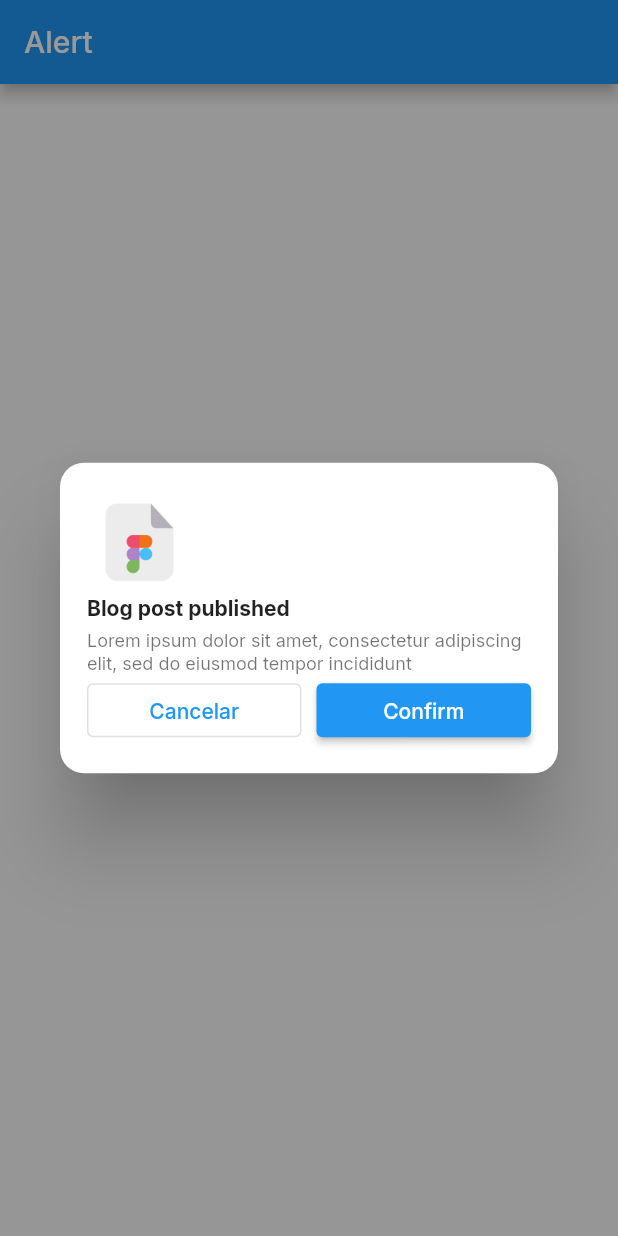
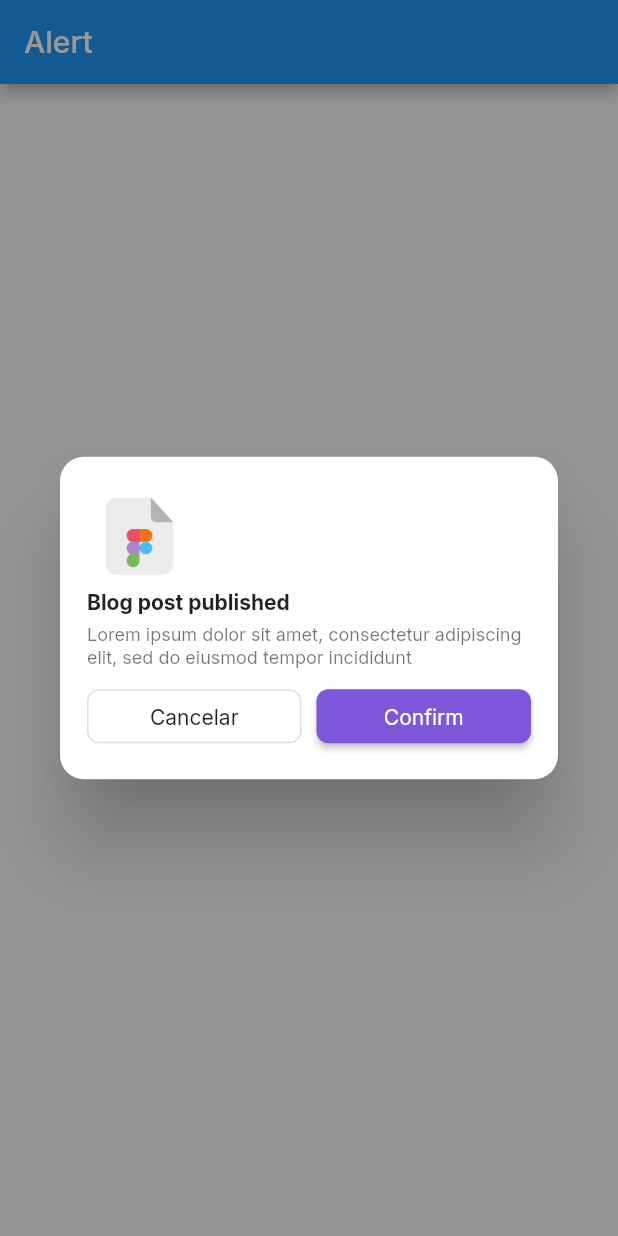
Before and after one commit to ehbarrionuevo/flutter_codigo2_components_2, a Flutter app: the screen it shows after launch, after a tap on "Alert 1", on a phone screen of 412 x 824 dp. Run offline on Flutter 3.47's test engine with Material 2 defaults, Android fonts, the phone set to English and light mode, and no system bars; our stand-ins replace google_fonts.

Commit message:
Modal 1.2

```diff
--- a/lib/pages/alert_page.dart
+++ b/lib/pages/alert_page.dart
@@ -37,13 +37,25 @@ class AlertPage extends StatelessWidget {
                     fontSize: 12.0,
                   ),
                 ),
+                const SizedBox(
+                  height: 8.0,
+                ),
                 Row(
                   children: [
                     Expanded(
                       child: OutlinedButton(
                         onPressed: () {},
+                        style: OutlinedButton.styleFrom(
+                          shape: RoundedRectangleBorder(
+                            borderRadius: BorderRadius.circular(8.0),
+                          ),
+                        ),
                         child: Text(
                           "Cancelar",
+                          style: TextStyle(
+                            color: Colors.black87,
+                            fontWeight: FontWeight.normal,
+                          ),
                         ),
                       ),
                     ),
@@ -53,8 +65,17 @@ class AlertPage extends StatelessWidget {
                     Expanded(
                       child: ElevatedButton(
                         onPressed: () {},
+                        style: ElevatedButton.styleFrom(
+                          backgroundColor: Color(0xff7E56DA),
+                          shape: RoundedRectangleBorder(
+                            borderRadius: BorderRadius.circular(8.0)
+                          ),
+                        ),
                         child: Text(
                           "Confirm",
+                          style: TextStyle(
+                            fontWeight: FontWeight.normal,
+                          ),
                         ),
                       ),
                     ),
```
